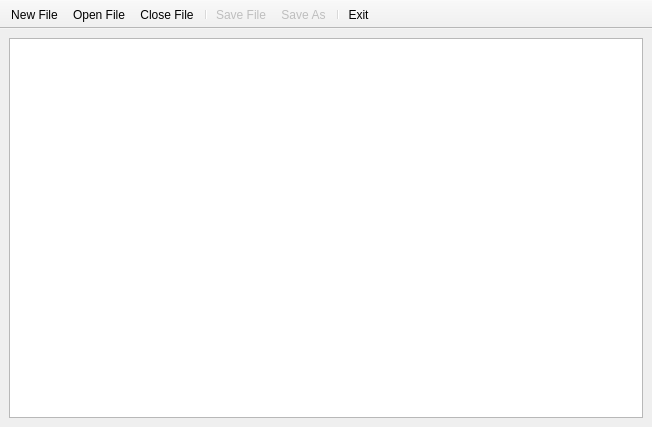
Above: mainwindow.ui from TruePadawan/Notepad-- before the change. Below: the same form after it.
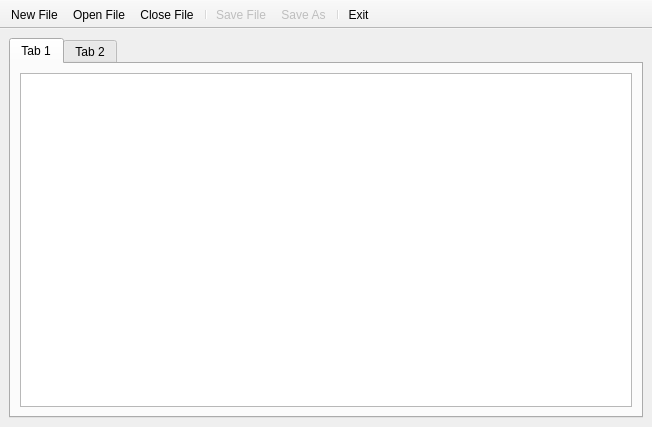
That is the form after the change. Icons and pictures are not drawn.

```diff
--- a/mainwindow.ui
+++ b/mainwindow.ui
@@ -18,9 +18,31 @@
     <normaloff>:/resources/notepad.ico</normaloff>:/resources/notepad.ico</iconset>
   </property>
   <widget class="QWidget" name="centralwidget">
+   <property name="enabled">
+    <bool>true</bool>
+   </property>
    <layout class="QVBoxLayout" name="verticalLayout">
     <item>
-     <widget class="QTextEdit" name="textEdit"/>
+     <widget class="QTabWidget" name="tabWidget">
+      <property name="currentIndex">
+       <number>0</number>
+      </property>
+      <widget class="QWidget" name="tab_9">
+       <attribute name="title">
+        <string>Tab 1</string>
+       </attribute>
+       <layout class="QVBoxLayout" name="verticalLayout_2">
+        <item>
+         <widget class="QTextEdit" name="textEdit"/>
+        </item>
+       </layout>
+      </widget>
+      <widget class="QWidget" name="tab_10">
+       <attribute name="title">
+        <string>Tab 2</string>
+       </attribute>
+      </widget>
+     </widget>
     </item>
    </layout>
   </widget>
```
Left out of the diff: 3 changed lines with no effect on the pictures.
